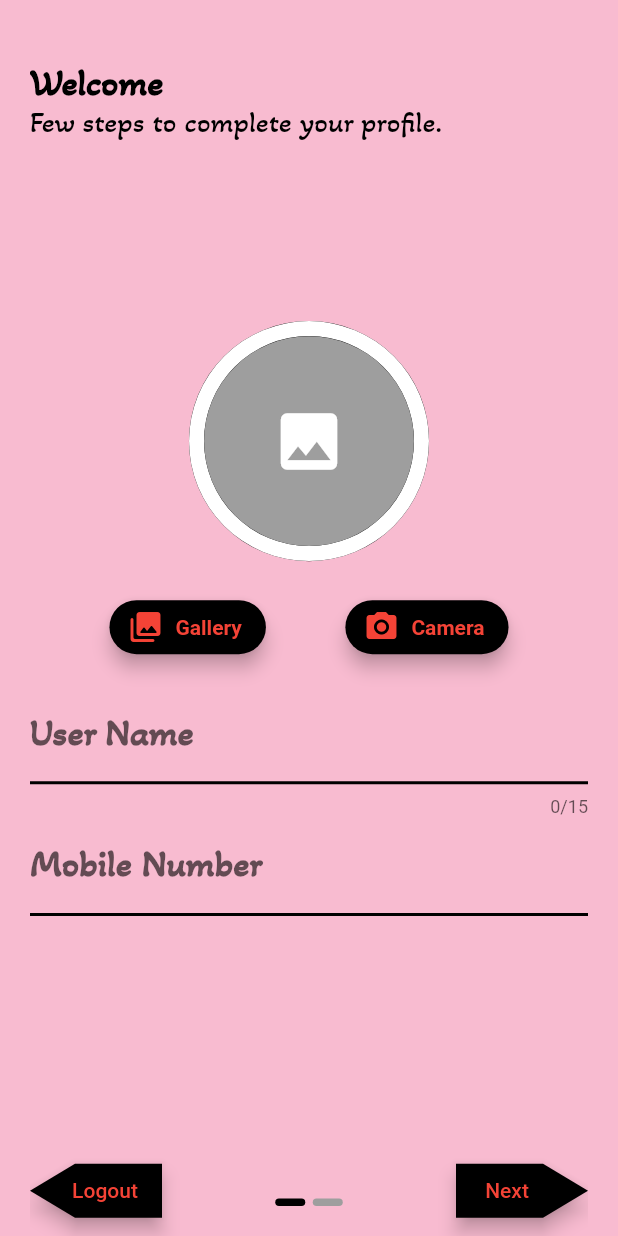
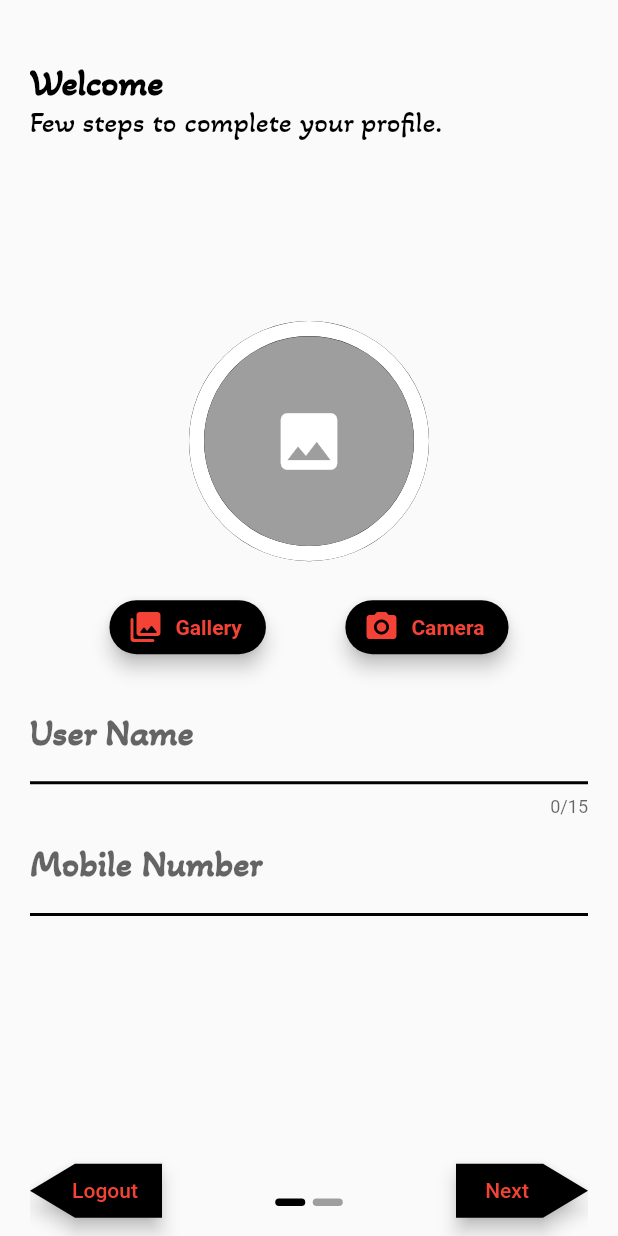
Before and after one commit to Marwanehab44/monkez-main, a Flutter app: the CollectingData screen opened by its route, on a phone screen of 412 x 824 dp. Run offline on Flutter 3.47's test engine with Material 2 defaults, Android fonts, the phone set to English and light mode, and no system bars; drawn by our look-alikes of page_indicator; our stand-ins replace email_validator, firebase_auth, firebase_core, font_awesome_flutter, google_fonts, image_picker; missing offline and left inert: splash_screen_view; accounts and stored records are empty.

Commit message:
Update Collecting_Screen.dart

```diff
--- a/lib/Screens/Collecting_Screen.dart
+++ b/lib/Screens/Collecting_Screen.dart
@@ -97,7 +97,6 @@ class _CollectingDataState extends State<CollectingData> {
       },
       child: Scaffold(
         body: Container(
-          color: Colors.pink[100],
           height: height,
           width: width,
           child: SingleChildScrollView(
```
